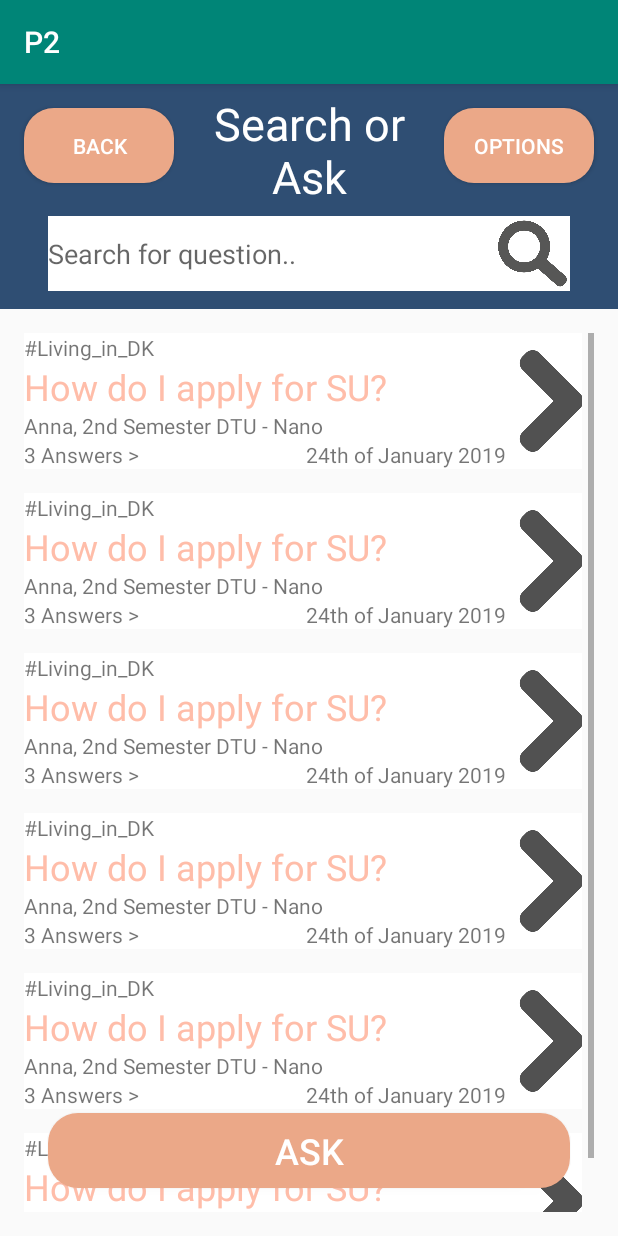
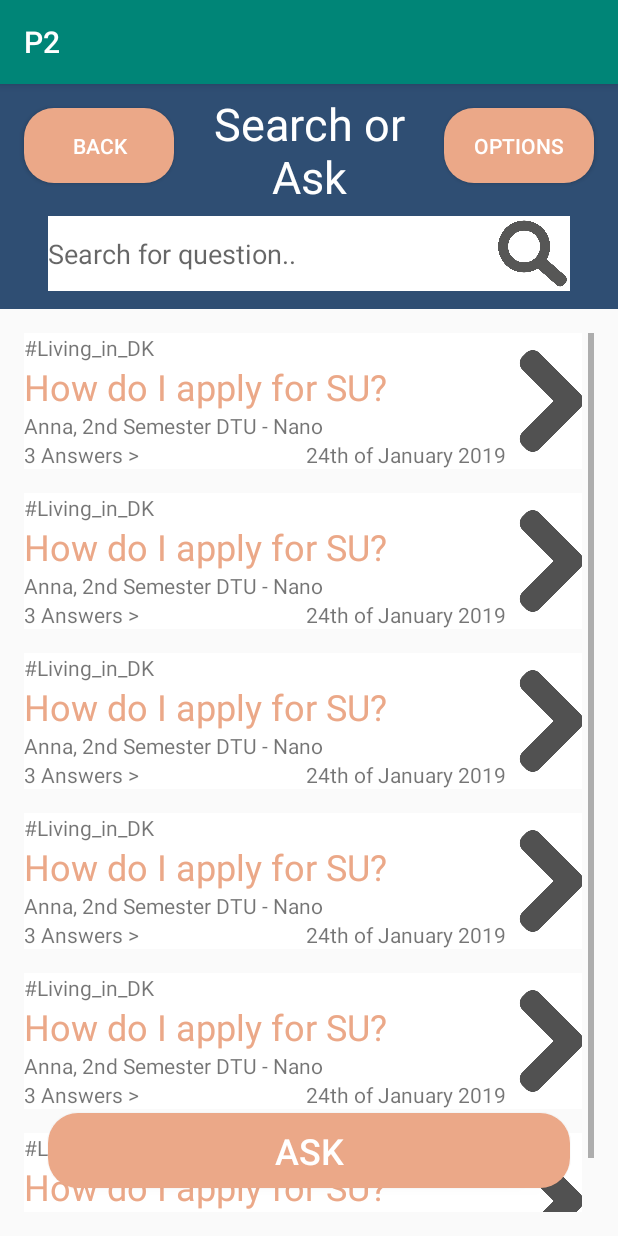
Before and after one commit to bjornwinther/P2, an Android app: the Forum screen opened directly, with no data from a screen before it, on a phone screen of 412 x 824 dp. Run offline under Robolectric (Android 15) with nearby library versions, the light colour scheme and no system bars.

```diff
--- a/app/src/main/res/layout/activity_forum.xml
+++ b/app/src/main/res/layout/activity_forum.xml
@@ -156,7 +156,7 @@
                 android:layout_height="wrap_content"
                 android:background="#FFFFFF"
                 android:text="How do I apply for SU?"
-                android:textColor="#FFBDA9"
+                android:textColor="#EBA888"
                 android:textSize="24sp"
                 app:layout_constraintEnd_toStartOf="@+id/imageButtonArrow1"
                 app:layout_constraintStart_toStartOf="parent"
@@ -225,7 +225,7 @@
                 android:layout_height="wrap_content"
                 android:background="#FFFFFF"
                 android:text="How do I apply for SU?"
-                android:textColor="#FFBDA9"
+                android:textColor="#EBA888"
                 android:textSize="24sp"
                 app:layout_constraintEnd_toStartOf="@+id/imageButtonArrow1"
                 app:layout_constraintStart_toStartOf="parent"
@@ -292,7 +292,7 @@
                 android:layout_height="wrap_content"
                 android:background="#FFFFFF"
                 android:text="How do I apply for SU?"
-                android:textColor="#FFBDA9"
+                android:textColor="#EBA888"
                 android:textSize="24sp"
                 app:layout_constraintEnd_toStartOf="@+id/imageButtonArrow3"
                 app:layout_constraintStart_toStartOf="parent"
@@ -359,7 +359,7 @@
                 android:layout_height="wrap_content"
                 android:background="#FFFFFF"
                 android:text="How do I apply for SU?"
-                android:textColor="#FFBDA9"
+                android:textColor="#EBA888"
                 android:textSize="24sp"
                 app:layout_constraintEnd_toStartOf="@+id/imageButtonArrow4"
                 app:layout_constraintStart_toStartOf="parent"
@@ -426,7 +426,7 @@
                 android:layout_height="wrap_content"
                 android:background="#FFFFFF"
                 android:text="How do I apply for SU?"
-                android:textColor="#FFBDA9"
+                android:textColor="#EBA888"
                 android:textSize="24sp"
                 app:layout_constraintEnd_toStartOf="@+id/imageButtonArrow5"
                 app:layout_constraintStart_toStartOf="parent"
@@ -494,7 +494,7 @@
                 android:layout_height="wrap_content"
                 android:background="#FFFFFF"
                 android:text="How do I apply for SU?"
-                android:textColor="#FFBDA9"
+                android:textColor="#EBA888"
                 android:textSize="24sp"
                 app:layout_constraintEnd_toStartOf="@+id/imageButtonArrow6"
                 app:layout_constraintStart_toStartOf="parent"
```
